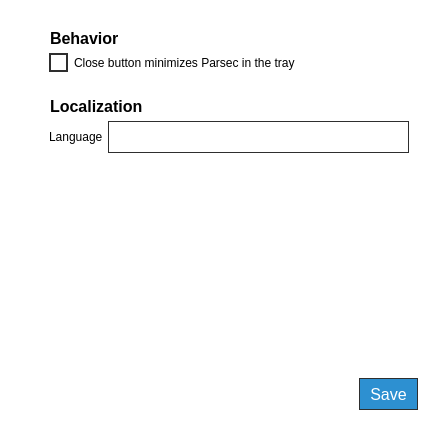
This is parsec/core/gui/forms/global_settings_widget.ui in Scille/parsec-cloud as Qt 5 draws it before an edit. The edited form follows.
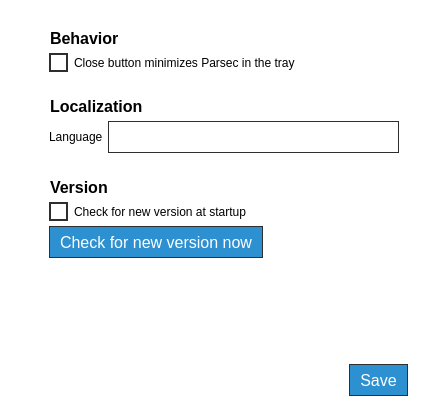
This is the edited form. Icons and pictures are not drawn.

Commit message: [GUI] Check for new version when starting Parsec

Patch:
```diff
--- a/parsec/core/gui/forms/global_settings_widget.ui
+++ b/parsec/core/gui/forms/global_settings_widget.ui
@@ -6,8 +6,8 @@
    <rect>
     <x>0</x>
     <y>0</y>
-    <width>438</width>
-    <height>430</height>
+    <width>428</width>
+    <height>416</height>
    </rect>
   </property>
   <property name="windowTitle">
@@ -143,8 +143,8 @@
        <rect>
         <x>0</x>
         <y>0</y>
-        <width>398</width>
-        <height>316</height>
+        <width>388</width>
+        <height>302</height>
        </rect>
       </property>
       <layout class="QVBoxLayout" name="verticalLayout_2">
@@ -328,10 +328,147 @@
         </widget>
        </item>
        <item>
-        <spacer name="verticalSpacer_2">
+        <widget class="QWidget" name="widget_version" native="true">
+         <layout class="QVBoxLayout" name="verticalLayout_3">
+          <property name="spacing">
+           <number>5</number>
+          </property>
+          <property name="leftMargin">
+           <number>0</number>
+          </property>
+          <property name="topMargin">
+           <number>0</number>
+          </property>
+          <property name="rightMargin">
+           <number>0</number>
+          </property>
+          <property name="bottomMargin">
+           <number>0</number>
+          </property>
+          <item>
+           <layout class="QHBoxLayout" name="horizontalLayout">
+            <item>
+             <widget class="QLabel" name="label">
+              <property name="minimumSize">
+               <size>
+                <width>16</width>
+                <height>16</height>
+               </size>
+              </property>
+              <property name="maximumSize">
+               <size>
+                <width>16</width>
+                <height>16</height>
+               </size>
+              </property>
+              <property name="text">
+               <string/>
+              </property>
+              <property name="pixmap">
+               <pixmap resource="../rc/resources.qrc">:/icons/images/icons/right-chevron_black.png</pixmap>
+              </property>
+              <property name="scaledContents">
+               <bool>true</bool>
+              </property>
+             </widget>
+            </item>
+            <item>
+             <widget class="QLabel" name="label_2">
+              <property name="font">
+               <font>
+                <pointsize>12</pointsize>
+                <weight>75</weight>
+                <bold>true</bold>
+               </font>
+              </property>
+              <property name="text">
+               <string>Version</string>
+              </property>
+             </widget>
+            </item>
+           </layout>
+          </item>
+          <item>
+           <layout class="QVBoxLayout" name="verticalLayout_5">
+            <property name="leftMargin">
+             <number>20</number>
+            </property>
+            <item>
+             <layout class="QHBoxLayout" name="horizontalLayout_2">
+              <item>
+               <widget class="QCheckBox" name="check_box_check_at_startup">
+                <property name="text">
+                 <string>Check for new version at startup</string>
+                </property>
+               </widget>
+              </item>
+             </layout>
+            </item>
+            <item>
+             <layout class="QHBoxLayout" name="horizontalLayout_4">
+              <item>
+               <widget class="QPushButton" name="button_check_version">
+                <property name="minimumSize">
+                 <size>
+                  <width>0</width>
+                  <height>32</height>
+                 </size>
+                </property>
+                <property name="font">
+                 <font>
+                  <pointsize>12</pointsize>
+                 </font>
+                </property>
+                <property name="styleSheet">
+                 <string notr="true">QPushButton
+{
+background-color: rgb(45, 144, 209);
+border: 1px solid rgb(46, 46, 46);
+color: rgb(255, 255, 255);
+padding-left: 10px;
+padding-right: 10px;
+}
+
+QPushButton:disabled
+{
+border: 1px solid rgb(46, 46, 46);
+background-color: rgb(112, 122, 153);
+color: rgb(255, 255, 255);
+}</string>
+                </property>
+                <property name="text">
+                 <string>Check for new version now</string>
+                </property>
+               </widget>
+              </item>
+              <item>
+               <spacer name="horizontalSpacer_2">
+                <property name="orientation">
+                 <enum>Qt::Horizontal</enum>
+                </property>
+                <property name="sizeHint" stdset="0">
+                 <size>
+                  <width>40</width>
+                  <height>20</height>
+                 </size>
+                </property>
+               </spacer>
+              </item>
+             </layout>
+            </item>
+           </layout>
+          </item>
+         </layout>
+        </widget>
+       </item>
+       <item>
+        <spacer name="verticalSpacer">
          <property name="orientation">
           <enum>Qt::Vertical</enum>
          </property>
+         <property name="sizeType">
+          <enum>QSizePolicy::Expanding</enum>
+         </property>
          <property name="sizeHint" stdset="0">
           <size>
            <width>20</width>
@@ -345,7 +482,7 @@
     </widget>
    </item>
    <item>
-    <spacer name="verticalSpacer">
+    <spacer name="verticalSpacer_2">
      <property name="orientation">
       <enum>Qt::Vertical</enum>
      </property>
```
The commit also changes 7 other files.
